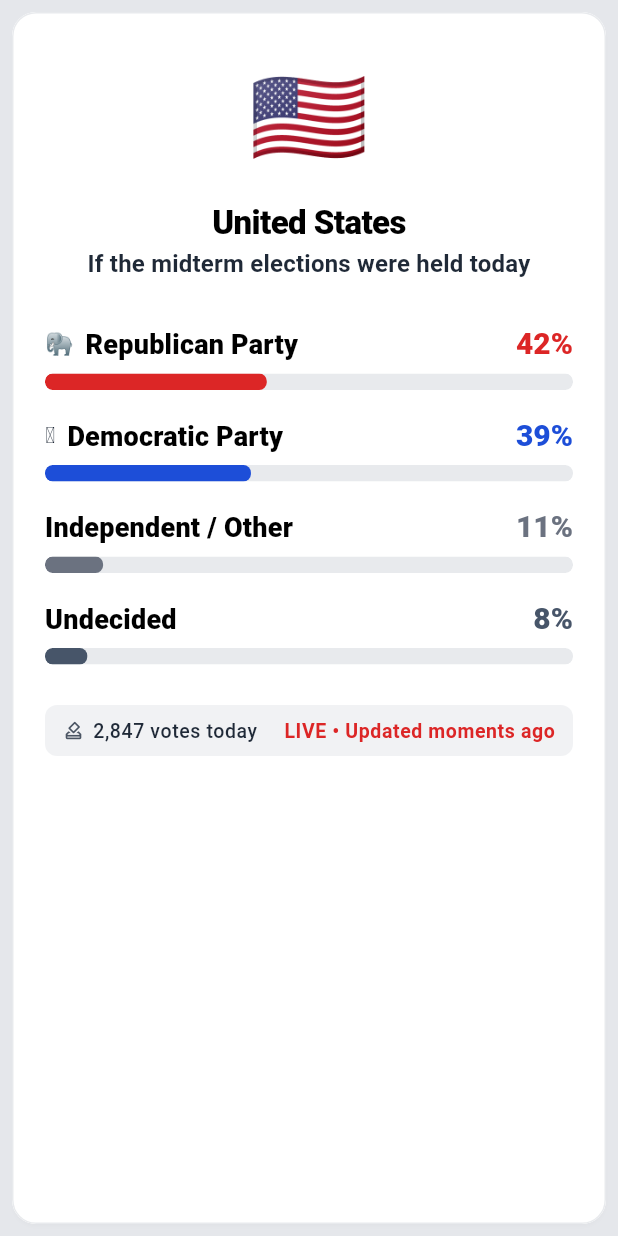
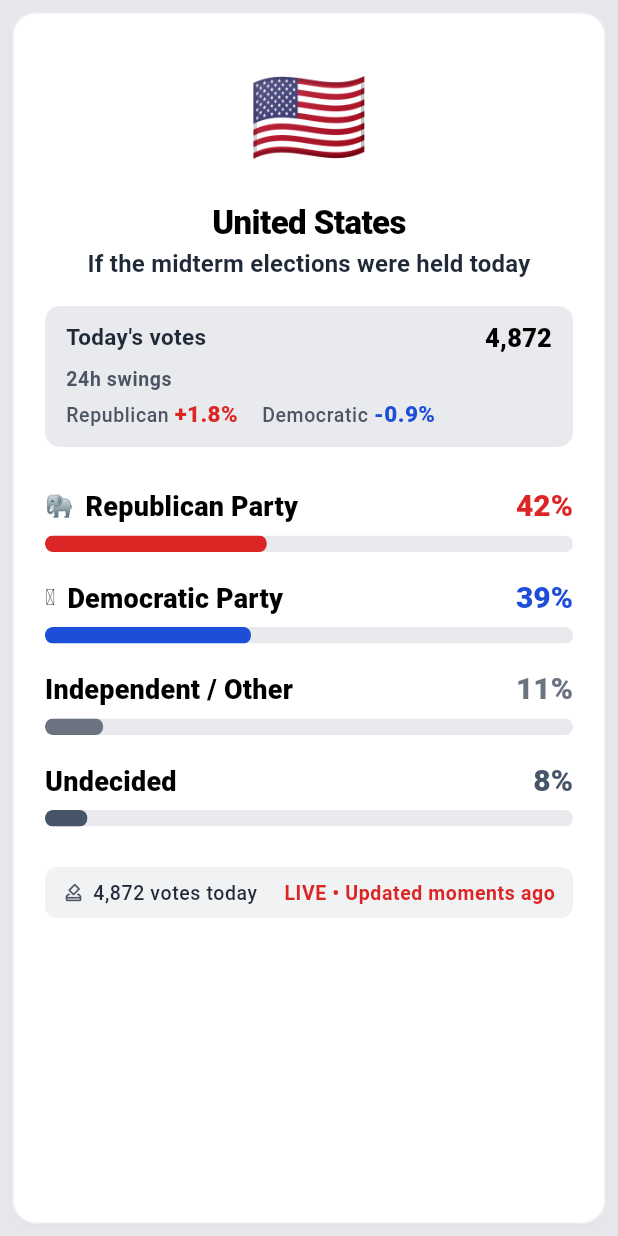
Before and after one commit to BuffaloJoe56/livepoll-politics, a Flutter app: the _CountryPollCard widget shown alone on an empty page, opened directly with sample values from the repository, on a phone screen of 412 x 824 dp. Run offline on Flutter 3.47's test engine with Material 3 defaults, Android fonts, the light colour scheme and no system bars; our stand-ins replace flutter_animate, flutter_riverpod, go_router, riverpod_annotation; generated files the repository leaves out were written again.

Commit message:
Add Today's votes counter + 24h % swings

```diff
--- a/lib/features/results/presentation/results_screen.dart
+++ b/lib/features/results/presentation/results_screen.dart
@@ -362,7 +362,76 @@
                 ),
               ),
 
-              const SizedBox(height: 22),
+              const SizedBox(height: 18),
+
+              // Today's votes + swings (demo data)
+              Container(
+                padding: const EdgeInsets.symmetric(vertical: 10, horizontal: 14),
+                decoration: BoxDecoration(
+                  color: AppTheme.surfaceVariant,
+                  borderRadius: BorderRadius.circular(10),
+                ),
+                child: Column(
+                  crossAxisAlignment: CrossAxisAlignment.start,
+                  children: [
+                    Row(
+                      mainAxisAlignment: MainAxisAlignment.spaceBetween,
+                      children: [
+                        Text(
+                          "Today's votes",
+                          style: theme.textTheme.bodyMedium?.copyWith(
+                            fontWeight: FontWeight.w600,
+                          ),
+                        ),
+                        Text(
+                          '4,872',
+                          style: theme.textTheme.titleMedium?.copyWith(
+                            fontWeight: FontWeight.w900,
+                          ),
+                        ),
+                      ],
+                    ),
+                    const SizedBox(height: 6),
+                    Text(
+                      '24h swings',
+                      style: theme.textTheme.bodySmall?.copyWith(
+                        fontWeight: FontWeight.w600,
+                        color: AppTheme.textMuted,
+                      ),
+                    ),
+                    const SizedBox(height: 4),
+                    Row(
+                      children: [
+                        Text(
+                          'Republican ',
+                          style: theme.textTheme.bodySmall,
+                        ),
+                        Text(
+                          '+1.8%',
+                          style: TextStyle(
+                            color: AppTheme.republicanRed,
+                            fontWeight: FontWeight.w800,
+                          ),
+                        ),
+                        const SizedBox(width: 16),
+                        Text(
+                          'Democratic ',
+                          style: theme.textTheme.bodySmall,
+                        ),
+                        Text(
+                          '-0.9%',
+                          style: TextStyle(
+                            color: AppTheme.democratBlue,
+                            fontWeight: FontWeight.w800,
+                          ),
+                        ),
+                      ],
+                    ),
+                  ],
+                ),
+              ),
+
+              const SizedBox(height: 18),
 
               // Results - Republicans first (current government), then Democrats
               // Using realistic late May 2026 generic ballot averages as starting point
@@ -436,7 +505,7 @@
                         const Icon(Icons.how_to_vote_outlined, size: 14, color: AppTheme.textMuted),
                         const SizedBox(width: 6),
                         Text(
-                          '2,847 votes today',
+                          '4,872 votes today',
                           style: theme.textTheme.bodySmall?.copyWith(
                             color: AppTheme.textSecondary,
                             fontWeight: FontWeight.w500,
```
